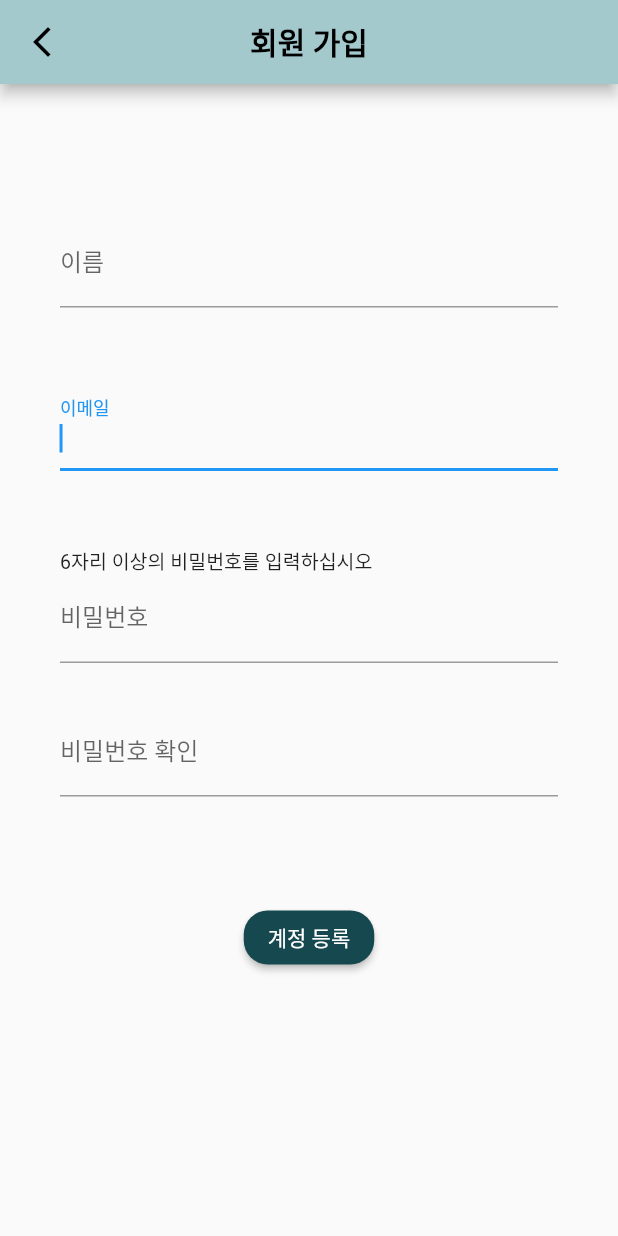
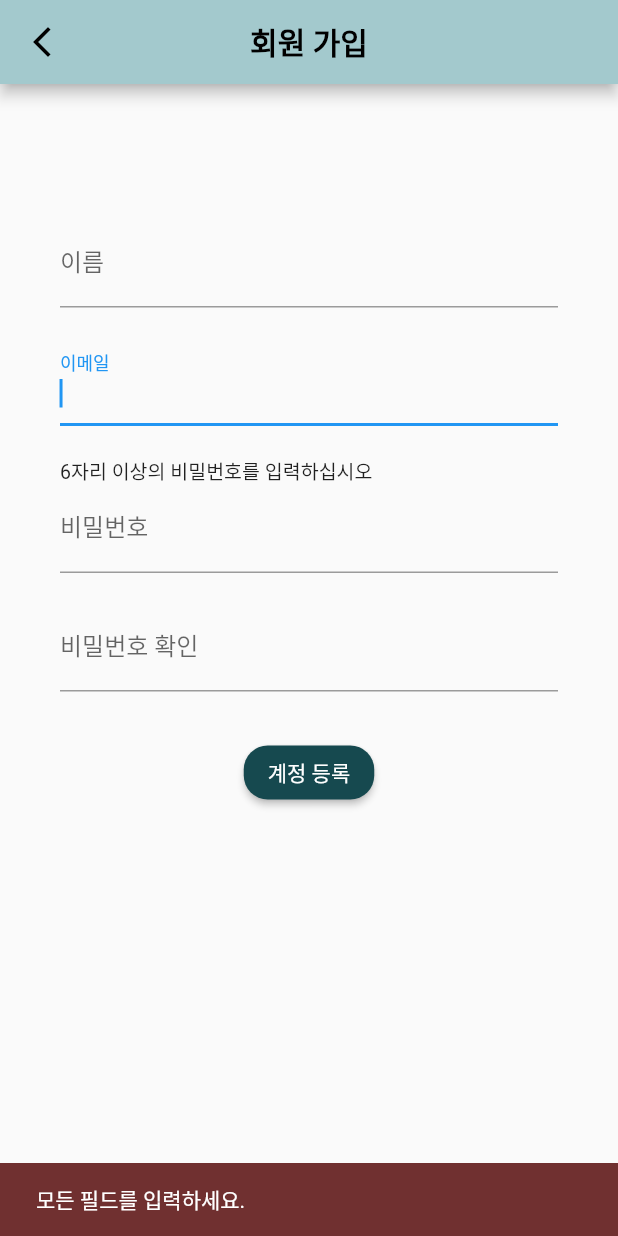
Before and after one commit to choi-hyk/Team_Project_BMT, a Flutter app: the JoinAccount screen opened directly, after a tap on "계정 등록", on a phone screen of 412 x 824 dp. Run offline on Flutter 3.47's test engine with Material 2 defaults, Android fonts, the phone set to English and light mode, and no system bars; our stand-ins replace cloud_firestore, firebase_auth, firebase_core, font_awesome_flutter; accounts and stored records are empty.

Commit message:
추가 정보 구현

```diff
--- a/lib/login_widgets/join_account.dart
+++ b/lib/login_widgets/join_account.dart
@@ -1,9 +1,10 @@
 import 'package:cloud_firestore/cloud_firestore.dart';
 import 'package:flutter/material.dart';
 import 'package:firebase_auth/firebase_auth.dart';
+import 'package:test1/login_widgets/info_page.dart';
 
 class JoinAccount extends StatefulWidget {
-  const JoinAccount({super.key});
+  const JoinAccount({Key? key}) : super(key: key);
 
   @override
   State<JoinAccount> createState() => _JoinAccountState();
@@ -17,20 +18,21 @@ class _JoinAccountState extends State<JoinAccount> {
   final TextEditingController _confirmPasswordController =
       TextEditingController();
 
-  //회원가입 함수
+  // 회원가입 함수
   Future<void> _handleJoinAccount() async {
-    final name = _nameController.text;
-    final email = _emailController.text;
+    final name = _nameController.text.trim();
+    final email = _emailController.text.trim();
     final password = _passwordController.text;
-    final confirmpassword = _confirmPasswordController.text;
+    final confirmPassword = _confirmPasswordController.text;
 
-    if (password != confirmpassword) {
-      ScaffoldMessenger.of(context).showSnackBar(
-        const SnackBar(
-          content: Text('비밀번호가 일치하지 않습니다. 비밀번호를 다시 설정하세요.'),
-          backgroundColor: Color.fromARGB(255, 112, 48, 48),
-        ),
-      );
+    // 입력값 유효성 검사
+    if (name.isEmpty || email.isEmpty || password.isEmpty) {
+      _showErrorSnackBar('모든 필드를 입력하세요.');
+      return;
+    }
+
+    if (password != confirmPassword) {
+      _showErrorSnackBar('비밀번호가 일치하지 않습니다.');
       return;
     }
 
@@ -39,48 +41,62 @@ class _JoinAccountState extends State<JoinAccount> {
         email: email,
         password: password,
       );
-      newUser.user?.updateDisplayName(name);
-      await addUserToFirestore(newUser.user!); //디비 연동
 
-      ScaffoldMessenger.of(context).showSnackBar(
-        const SnackBar(
-          content: Text('회원 가입이 성공적으로 완료되었습니다.'),
-          backgroundColor: Color.fromARGB(255, 112, 48, 48),
+      await addUserToFirestore(newUser.user!, name); // 디비 연동
+
+      await Future.delayed(Duration.zero);
+
+      // 추가 정보 입력 페이지로 이동
+      Navigator.push(
+        context,
+        MaterialPageRoute(
+          builder: (context) => Builder(
+            builder: (context) => InfoPage(user: newUser.user!),
+          ),
         ),
       );
-      Navigator.of(context).pop();
     } on FirebaseAuthException catch (e) {
-      if (e.code == 'weak-password') {
-        ScaffoldMessenger.of(context).showSnackBar(
-          const SnackBar(
-            content: Text('보안 강도가 낮습니다. 비밀번호를 다시 설정하세요.'),
-            backgroundColor: Color.fromARGB(255, 112, 48, 48),
-          ),
-        );
-      } else if (e.code == 'email-already-in-use') {
-        ScaffoldMessenger.of(context).showSnackBar(
-          const SnackBar(
-            content: Text('이미 존재하는 이메일입니다.'),
-            backgroundColor: Color.fromARGB(255, 112, 48, 48),
-          ),
-        );
-      }
+      _showErrorSnackBar(_getErrorMessage(e.code));
     }
   }
 
-  //회원가입 후 디비에 추가하는 함수
-  Future<void> addUserToFirestore(User user) async {
+  // 회원가입 후 디비에 추가하는 함수
+  Future<void> addUserToFirestore(User user, String name) async {
     FirebaseFirestore firestore = FirebaseFirestore.instance;
     CollectionReference users = firestore.collection('Users');
 
     return users
         .doc(user.uid)
         .set({
-          'User_ID': user.uid, //사용자 ID 가져오기
-          'email': user.email, //사용자 이메일 가져오기
+          'User_ID': user.uid,
+          'name': name, // 사용자 이름 추가
+          'email': user.email,
+          'created_at': FieldValue.serverTimestamp(),
         })
         .then((value) => print("User Added to Firestore"))
         .catchError((error) => print("Failed to add user: $error"));
+  }
+
+  // 에러 메시지를 보여주는 스낵바
+  void _showErrorSnackBar(String message) {
+    ScaffoldMessenger.of(context).showSnackBar(
+      SnackBar(
+        content: Text(message),
+        backgroundColor: const Color.fromARGB(255, 112, 48, 48),
+      ),
+    );
+  }
+
+  // FirebaseAuthException 코드에 따라 메시지 반환
+  String _getErrorMessage(String code) {
+    switch (code) {
+      case 'weak-password':
+        return '보안 강도가 낮습니다. 비밀번호를 다시 설정하세요.';
+      case 'email-already-in-use':
+        return '이미 존재하는 이메일입니다.';
+      default:
+        return '회원가입에 실패했습니다. 다시 시도하세요.';
+    }
   }
 
   @override
@@ -91,9 +107,9 @@ class _JoinAccountState extends State<JoinAccount> {
           icon: const Icon(
             Icons.arrow_back_ios_new,
             color: Colors.black,
-          ), // 뒤로 가기 아이콘
+          ),
           onPressed: () {
-            Navigator.pop(context); // 뒤로 가기 버튼을 누르면 현재 화면에서 빠져나감
+            Navigator.pop(context);
           },
         ),
         title: const Text(
@@ -124,7 +140,7 @@ class _JoinAccountState extends State<JoinAccount> {
                             keyboardType: TextInputType.text,
                           ),
                           const SizedBox(
-                            height: 50,
+                            height: 20,
                           ),
                           TextField(
                             controller: _emailController,
@@ -133,7 +149,7 @@ class _JoinAccountState extends State<JoinAccount> {
                             keyboardType: TextInputType.emailAddress,
                           ),
                           const SizedBox(
-                            height: 50,
+                            height: 20,
                           ),
                           const Align(
                             alignment: Alignment.topLeft,
@@ -147,10 +163,10 @@ class _JoinAccountState extends State<JoinAccount> {
                             decoration:
                                 const InputDecoration(labelText: '비밀번호'),
                             keyboardType: TextInputType.text,
-                            obscureText: true, // 비밀번호 안보이도록 하는 것
+                            obscureText: true,
                           ),
                           const SizedBox(
-                            height: 30.0,
+                            height: 20.0,
                           ),
                           TextField(
                             controller: _confirmPasswordController,
@@ -158,10 +174,9 @@ class _JoinAccountState extends State<JoinAccount> {
                                 const InputDecoration(labelText: '비밀번호 확인'),
                             keyboardType: TextInputType.text,
                             obscureText: true,
-                            // 비밀번호 안보이도록 하는 것
                           ),
                           const SizedBox(
-                            height: 70,
+                            height: 30,
                           ),
                           ButtonTheme(
                             minWidth: 100.0,
@@ -170,13 +185,12 @@ class _JoinAccountState extends State<JoinAccount> {
                               style: ButtonStyle(
                                 backgroundColor:
                                     MaterialStateProperty.all<Color>(
-                                        Theme.of(context)
-                                            .primaryColorDark), // 버튼의 배경색
+                                  Theme.of(context).primaryColorDark,
+                                ),
                                 shape: MaterialStateProperty.all<
                                     RoundedRectangleBorder>(
                                   RoundedRectangleBorder(
-                                    borderRadius: BorderRadius.circular(
-                                        16.0), // 버튼의 모서리를 둥글게 만듭니다.
+                                    borderRadius: BorderRadius.circular(16.0),
                                   ),
                                 ),
                               ),
@@ -193,7 +207,7 @@ class _JoinAccountState extends State<JoinAccount> {
                     },
                   ),
                 ),
-              )
+              ),
             ],
           ),
         ),
```
Also changed, not shown: lib/login_widgets/info_page.dart (added, +114 -0 lines).
